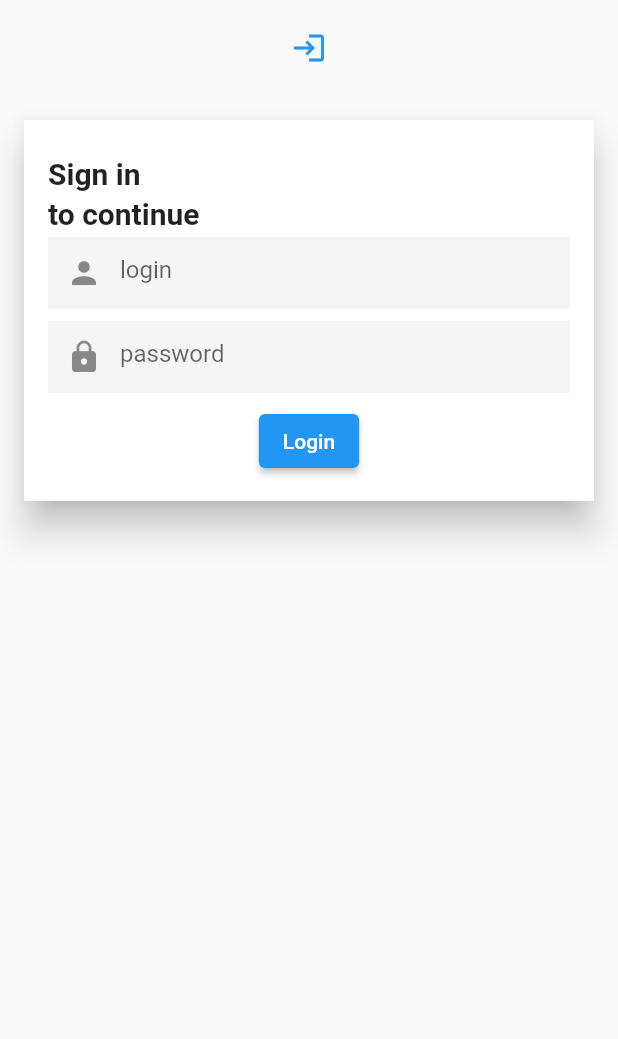
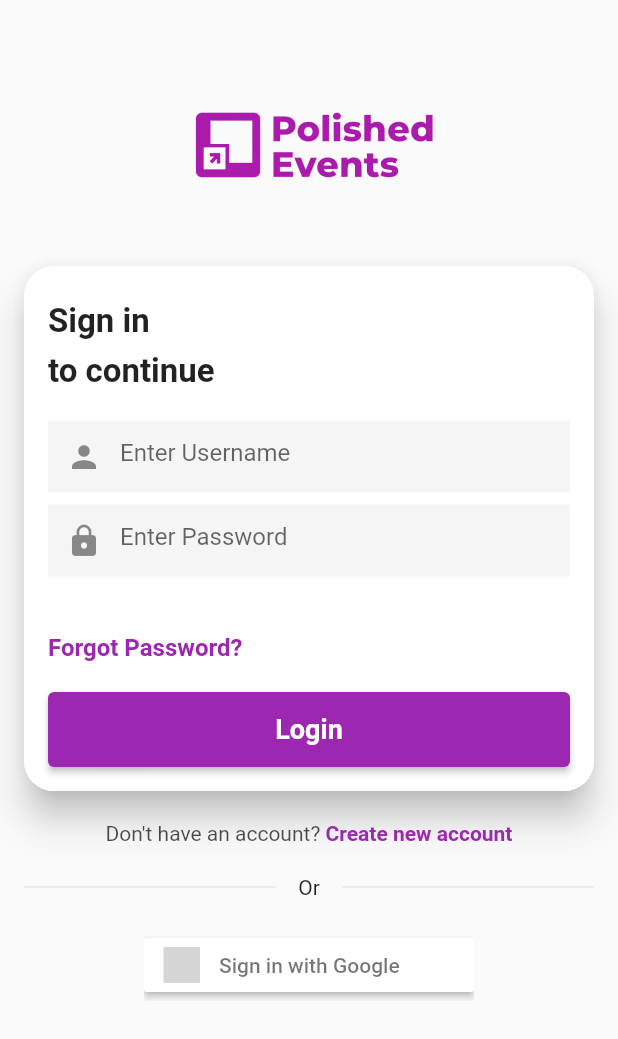
Before and after one commit to AndroidDev-Rehan/tech_event_registration, a Flutter app: the LoginPage screen opened directly, on a phone screen of 412 x 824 dp. Shown: the top 1039 px of the screen. Run offline on Flutter 3.47's test engine with Material 2 defaults, Android fonts, the phone set to English and light mode, and no system bars; our stand-ins replace cloud_firestore, firebase_auth, firebase_core, flutter_signin_button, get; accounts and stored records are empty; grey boxes are pictures that could not be loaded.

Commit message:
login page

```diff
--- a/lib/main.dart
+++ b/lib/main.dart
@@ -21,7 +21,7 @@ class MyApp extends StatelessWidget {
     return  GetMaterialApp(
       title: "Care-Corner",
       theme: ThemeData(
-        primaryColor: Colors.purple
+        primarySwatch: Colors.purple
       ),
       initialBinding: AuthBinding(),
       debugShowCheckedModeBanner: false,
--- a/lib/utils/authWrapper.dart
+++ b/lib/utils/authWrapper.dart
@@ -1,6 +1,7 @@
 import 'package:firebase_auth/firebase_auth.dart';
 import 'package:flutter/material.dart';
 import 'package:get/get.dart';
+import 'package:tech_event_registration/view/pages/auth/login_page.dart';
 import 'package:tech_event_registration/view/pages/onboard/onborading_page.dart';
 import 'package:tech_event_registration/view/pages/splash/splash_page.dart';
 import '../controllers/auth_controller.dart';
@@ -15,7 +16,8 @@ class AuthWrapper extends StatelessWidget {
       builder: (UserController controller) {
         User? user = Get.find<AuthController>().user;
         if(user == null){
-          return Scaffold(body:SplashScreen(),);
+          return LoginPage();
+          // return Scaffold(body:SplashScreen(),);
         }else{
          // controller.getCurrentUser(user.uid);
           ///   return RootPage();
--- a/lib/utils/const/globals.dart
+++ b/lib/utils/const/globals.dart
@@ -1,3 +1,3 @@
 import 'package:flutter/cupertino.dart';
 
-const TextStyle textStyle_20_600 = TextStyle(fontSize: 20, fontWeight: FontWeight.w600);
+const TextStyle textStyle_22_600 = TextStyle(fontSize: 22, fontWeight: FontWeight.w600);
--- a/lib/view/pages/auth/login_page.dart
+++ b/lib/view/pages/auth/login_page.dart
@@ -1,6 +1,9 @@
 import 'package:flutter/material.dart';
+import 'package:flutter_signin_button/button_list.dart';
+import 'package:flutter_signin_button/button_view.dart';
 import 'package:get/get.dart';
 import 'package:get/get_core/src/get_main.dart';
+import 'package:tech_event_registration/utils/const/colors.dart';
 import 'package:tech_event_registration/utils/const/globals.dart';
 
 class LoginPage extends StatelessWidget {
@@ -13,14 +16,19 @@ class LoginPage extends StatelessWidget {
         body: SingleChildScrollView(
           child: SizedBox(
             width: Get.width,
+            child: Padding(
+              padding: const EdgeInsets.all(16.0),
               child: Column(
                 children:  [
                   SizedBox(height: 20,),
-                Icon(Icons.login, color: Colors.blue,),
+                  Image.asset("assets/images/logo.png", scale: 3,),
                   SizedBox(height: 20,),
                   signInContainer(),
+                  SizedBox(height: 20,),
+                  belowContainer(),
 
                 ],
+              ),
             ),
           ),
         ),
@@ -29,14 +37,15 @@ class LoginPage extends StatelessWidget {
   }
 
   signInContainer(){
-    return Padding(
-      padding: const EdgeInsets.all(16.0),
-      child: Material(
+    return Material(
       elevation: 10,
+      borderRadius: BorderRadius.circular(20),
       child: Container(
         padding: EdgeInsets.fromLTRB(16, 24, 16, 16),
-          decoration: const BoxDecoration(
+        decoration:  BoxDecoration(
           color: Colors.white,
+          borderRadius: BorderRadius.circular(20),
+
         ),
         child: SizedBox(
           width: double.infinity,
@@ -45,20 +54,22 @@ class LoginPage extends StatelessWidget {
             children: [
               Row(
                 children: const [
-                    Text("Sign in", style: textStyle_20_600,),
+                  Text("Sign in", style: textStyle_22_600,),
                 ],
               ),
-                SizedBox(height: 4,),
+              const SizedBox(height: 7,),
               Row(
-                  children: [
-                    Text("to continue", style: textStyle_20_600),
+                children: const [
+                  Text("to continue", style: textStyle_22_600),
                 ],
               ),
-                SizedBox(height: 4,),
+              SizedBox(height: 20,),
               textFieldsColumn(),
+              SizedBox(height: 30,),
+              forgotPassword(),
+              SizedBox(height: 20,),
               loginButton("Login"),
             ],
-            ),
           ),
         ),
       ),
@@ -69,9 +80,8 @@ class LoginPage extends StatelessWidget {
     return Column(
       mainAxisSize: MainAxisSize.min,
       children: [
-        customTextField("login", TextEditingController(), Icons.person),
-        customTextField("password", TextEditingController(), Icons.lock),
-
+        customTextField("Enter Username", TextEditingController(), Icons.person),
+        customTextField("Enter Password", TextEditingController(), Icons.lock),
       ],
     );
   }
@@ -84,6 +94,7 @@ class LoginPage extends StatelessWidget {
           hintText: hint,
           filled: true,
           border: InputBorder.none,
+//          prefix: Icon(prefixIcon),
           prefixIcon: Icon(prefixIcon),
         ),
       ),
@@ -91,11 +102,82 @@ class LoginPage extends StatelessWidget {
   }
 
   loginButton(String text){
-    return ElevatedButton(
-        onPressed: (){},
-        child: Text(text)
+    return SizedBox(
+      width: double.infinity,
+      child: ElevatedButton(
+          onPressed: (){
+
+          },
+          child: Text(text, style: TextStyle(fontWeight: FontWeight.bold, fontSize: 18),),
+        style: ElevatedButton.styleFrom(
+          fixedSize: Size(double.infinity, 50),
+        )
+      ),
+    );
+  }
+
+  forgotPassword(){
+    return Row(
+      mainAxisSize: MainAxisSize.max,
+      children: const [
+        Text("Forgot Password?", style: TextStyle(color: ColorResources.COLOR_PRIMARY, fontWeight: FontWeight.bold, fontSize: 16),),
+      ],
+    );
+  }
+
+  belowContainer(){
+    return Column(
+      mainAxisSize: MainAxisSize.min,
+      children: [
+        SizedBox(
+          width: double.infinity,
+          child: Row(
+            mainAxisSize: MainAxisSize.max,
+            mainAxisAlignment: MainAxisAlignment.center,
+            children: [
+              Text("Don't have an account? ", style: TextStyle(color: Colors.black.withOpacity(0.7)),),
+              InkWell(child: Text("Create new account", style: const TextStyle(color: Colors.purple, fontWeight: FontWeight.w600),)),
+            ],
+          ),
+        ),
+        const SizedBox(height: 20,),
+        Row(
+          children: [
+            Expanded(
+              child: Container(
+                  width: double.infinity,
+                  height: 1,
+                  color: Colors.grey.withOpacity(0.2)
+              ),
+            ),
+            Padding(
+              padding: const EdgeInsets.symmetric(horizontal: 15),
+              child: Text("Or"),
+            ),
+            Expanded(
+              child: Container(
+                  width: double.infinity,
+                  height: 1,
+                  color: Colors.grey.withOpacity(0.2)
+              ),
+            )                ],
+        ),
+        const SizedBox(height: 20,),
+        ClipRRect(
+//          borderRadius: BorderRadius.circular(20),
+          child: SignInButton(
+            Buttons.Google,
+//            elevation: 20,
+            text: "Sign in with Google",
+            onPressed: () {},
+//          mini: true,
+
+          ),
+        )
+      ],
     );
   }
 
 
+
 }
--- a/pubspec.yaml
+++ b/pubspec.yaml
@@ -40,6 +40,7 @@ dependencies:
   firebase_messaging: ^11.2.4
   cloud_functions: ^3.2.4
   cloud_firestore: ^3.1.5
+  flutter_signin_button: ^2.0.0
 
 
 dev_dependencies:
```
Also changed, not shown: assets/images/google .png (added), pubspec.lock. Lines whose indentation alone changed are shown as unchanged.
